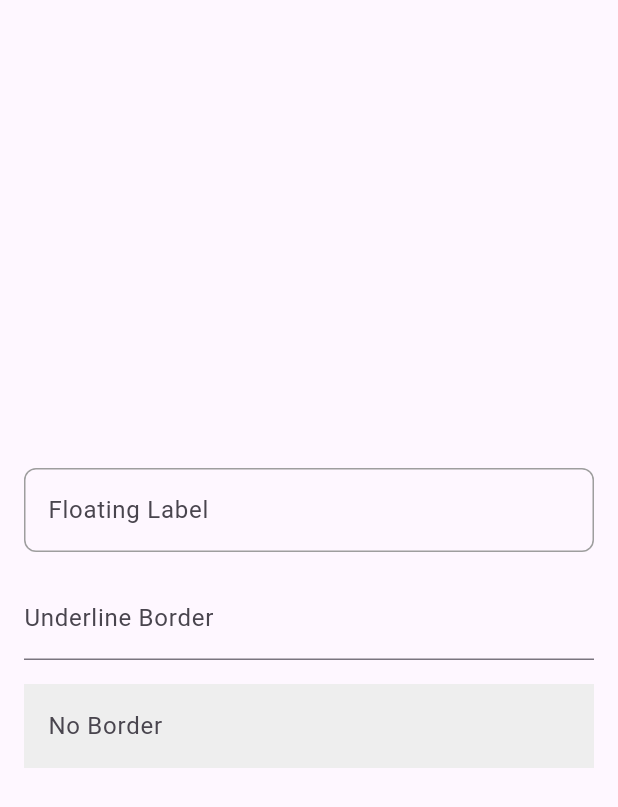
After one commit to Paresh2578/flutter_Diplom_Sem_5_Leb, a Flutter app: the TextFieldCustomization screen opened directly, on a phone screen of 412 x 824 dp. The commit adds this screen. Shown: the top 807 px of the screen. Run offline on Flutter 3.47's test engine with Material 3 defaults, Android fonts, the phone set to English and light mode, and no system bars; our stand-ins replace cached_network_image; network calls fail.

Commit message:
lab-6 , 8 done

```diff
--- /dev/null
+++ b/lib/lab-7/TextFieldCustomization.dart
@@ -0,0 +1,80 @@
+import 'package:flutter/material.dart';
+
+class TextFieldCustomization extends StatelessWidget {
+  const TextFieldCustomization({super.key});
+
+  @override
+  Widget build(BuildContext context) {
+    return Scaffold(
+      body: Padding(
+        padding: const EdgeInsets.all(16.0),
+        child: Column(
+          mainAxisAlignment: MainAxisAlignment.center,
+          children: [
+            TextField(
+              decoration: InputDecoration(
+                labelText: 'Floating Label',
+                hintText: 'Enter your text here',
+                hintStyle: TextStyle(color: Colors.grey),
+                border: OutlineInputBorder(
+                  borderRadius: BorderRadius.circular(8.0),
+                  borderSide: BorderSide(
+                    color: Colors.blue,
+                    width: 2.0,
+                  ),
+                ),
+                enabledBorder: OutlineInputBorder(
+                  borderRadius: BorderRadius.circular(8.0),
+                  borderSide: BorderSide(
+                    color: Colors.grey,
+                    width: 1.0,
+                  ),
+                ),
+                focusedBorder: OutlineInputBorder(
+                  borderRadius: BorderRadius.circular(8.0),
+                  borderSide: BorderSide(
+                    color: Colors.blue,
+                    width: 2.0,
+                  ),
+                ),
+              ),
+            ),
+            SizedBox(height: 16),
+            // TextField with underline border
+            TextField(
+              decoration: InputDecoration(
+                labelText: 'Underline Border',
+                hintText: 'Enter your text here',
+                hintStyle: TextStyle(color: Colors.grey),
+                border: UnderlineInputBorder(
+                  borderSide: BorderSide(
+                    color: Colors.green,
+                    width: 2.0,
+                  ),
+                ),
+                focusedBorder: UnderlineInputBorder(
+                  borderSide: BorderSide(
+                    color: Colors.green,
+                    width: 2.0,
+                  ),
+                ),
+              ),
+            ),
+            SizedBox(height: 16),
+            // TextField with no border
+            TextField(
+              decoration: InputDecoration(
+                labelText: 'No Border',
+                hintText: 'Enter your text here',
+                hintStyle: TextStyle(color: Colors.grey),
+                border: InputBorder.none,
+                filled: true,
+                fillColor: Colors.grey[200],
+              ),
+            ),
+          ],
+        ),
+      ),
+    );
+  }
+}
```
Also changed, not shown: lib/lab-7/CustomTextWidget.dart (added, +34 -0 lines), lib/lab-7/TextFieldExample.dart (added, +31 -0 lines), lib/lab-7/TextFieldToTextWidget.dart (added, +51 -0 lines), lib/lab-7/text.dart (added, +21 -0 lines), lib/lab-8/ImageAsset.dart (added, +12 -0 lines), lib/lab-8/ImageNetwork.dart (added, +24 -0 lines), lib/main.dart (+4 -3 lines), pubspec.yaml (+5 -4 lines), assets/fonts/EduAUVICWANTArrows-VariableFont_wght.ttf (added), assets/img/image.png (added), lib/lab-6/diffrent_size_9 copy.dart (renamed from lib/leb-6/diffrent_size_9 copy.dart), lib/lab-6/equal_size_9.dart (renamed from lib/leb-6/equal_size_9.dart), lib/lab-6/horizontal.dart (renamed from lib/leb-6/horizontal.dart), lib/lab-6/vertical.dart (renamed from lib/leb-6/vertical.dart), 1 more files, 1 other file.
